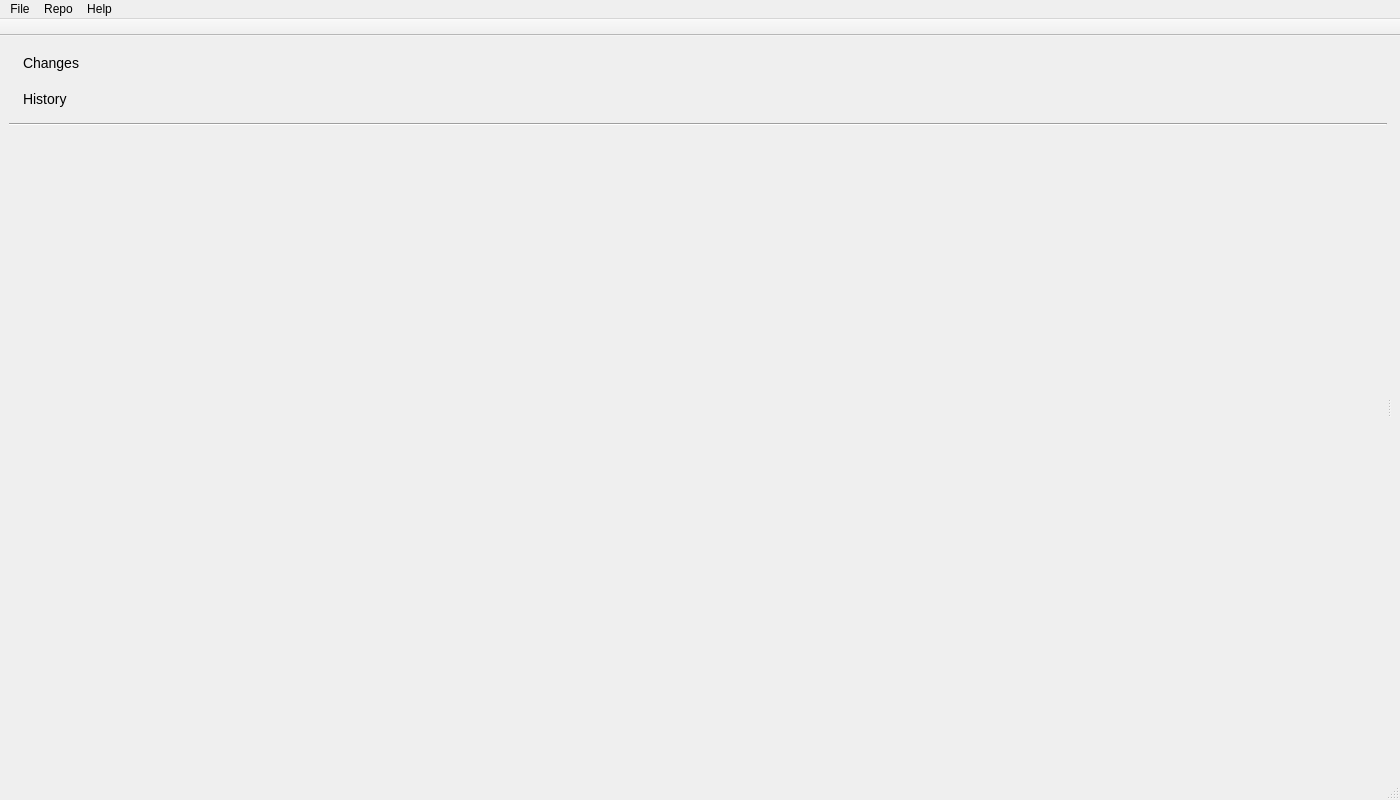
First picture: the form in src/mainwindow.ui, repository Rbcum/RepoMan, before the edit.
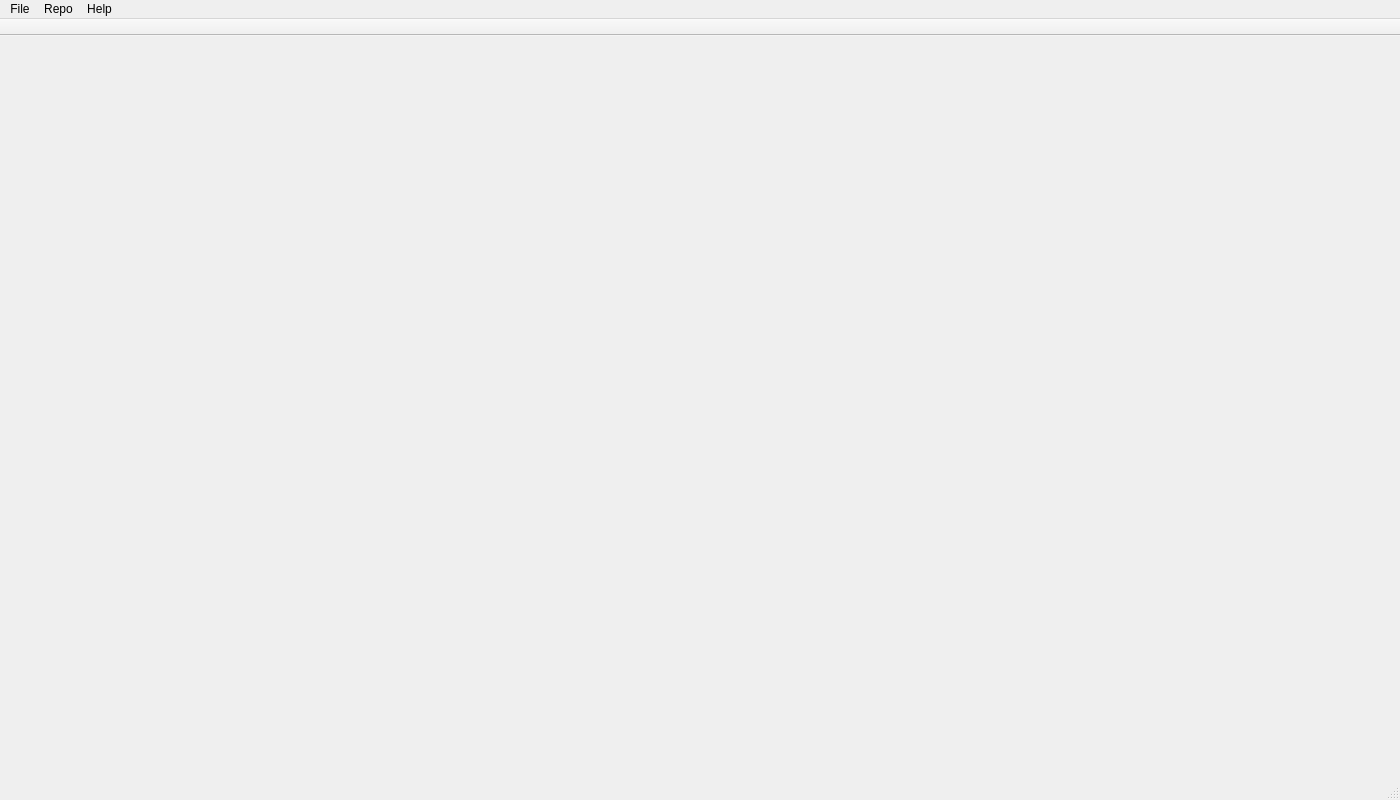
Second picture: the form after the edit. The open tabs and pages were chosen to show the change. Icons and pictures are not drawn. Custom widgets are drawn as their Qt base class.

```diff
--- a/src/mainwindow.ui
+++ b/src/mainwindow.ui
@@ -15,194 +15,63 @@
   </property>
   <widget class="QWidget" name="centralwidget">
    <layout class="QVBoxLayout" name="verticalLayout_8">
+    <property name="leftMargin">
+     <number>0</number>
+    </property>
+    <property name="topMargin">
+     <number>0</number>
+    </property>
+    <property name="rightMargin">
+     <number>0</number>
+    </property>
+    <property name="bottomMargin">
+     <number>0</number>
+    </property>
     <item>
-     <widget class="QSplitter" name="centerSplitter">
-      <property name="orientation">
-       <enum>Qt::Horizontal</enum>
-      </property>
-      <property name="childrenCollapsible">
-       <bool>false</bool>
-      </property>
-      <widget class="QWidget" name="verticalLayoutWidget_2">
-       <layout class="QVBoxLayout" name="verticalLayout_2">
-        <item>
-         <layout class="QVBoxLayout" name="modeLayout">
-          <property name="spacing">
-           <number>0</number>
-          </property>
-          <item>
-           <widget class="QPushButton" name="changesModeBtn">
-            <property name="minimumSize">
-             <size>
-              <width>0</width>
-              <height>36</height>
-             </size>
-            </property>
-            <property name="font">
-             <font>
-              <pointsize>-1</pointsize>
-              <bold>false</bold>
-             </font>
-            </property>
-            <property name="styleSheet">
-             <string notr="true">QPushButton{
-	border:none;
-	outline: none;
-	text-align: left;
-	padding-left: 14px;
-	font-size: 14px;
+     <widget class="TabWidgetEx" name="tabWidget">
+      <property name="styleSheet">
+       <string notr="true">QTabBar::tab {
+    min-width: 20ex;
 }
-QPushButton:checked{
-	background:LightGray;
-}</string>
-            </property>
-            <property name="text">
-             <string>Changes</string>
-            </property>
-            <property name="icon">
-             <iconset resource="resources.qrc">
-              <normaloff>:/resources/action_changes.svg</normaloff>:/resources/action_changes.svg</iconset>
-            </property>
-            <property name="iconSize">
-             <size>
-              <width>24</width>
-              <height>24</height>
-             </size>
-            </property>
-            <property name="checkable">
-             <bool>true</bool>
-            </property>
-            <property name="checked">
-             <bool>false</bool>
-            </property>
-            <property name="autoExclusive">
-             <bool>true</bool>
-            </property>
-            <property name="flat">
-             <bool>false</bool>
-            </property>
-           </widget>
-          </item>
-          <item>
-           <widget class="QPushButton" name="historyModeBtn">
-            <property name="minimumSize">
-             <size>
-              <width>0</width>
-              <height>36</height>
-             </size>
-            </property>
-            <property name="font">
-             <font>
-              <pointsize>-1</pointsize>
-              <bold>false</bold>
-             </font>
-            </property>
-            <property name="styleSheet">
-             <string notr="true">QPushButton{
-	border:none;
-	outline: none;
-	text-align: left;
-	padding-left: 14px;
-	font-size: 14px;
+
+QTabBar::close-button {
+    image: url(:/resources/icon_close.svg);
+    padding: 2px;
+    subcontrol-position: right;
 }
-QPushButton:checked{
-	background:LightGray;
-}</string>
-            </property>
-            <property name="text">
-             <string>History</string>
-            </property>
-            <property name="icon">
-             <iconset resource="resources.qrc">
-              <normaloff>:/resources/action_history.svg</normaloff>:/resources/action_history.svg</iconset>
-            </property>
-            <property name="iconSize">
-             <size>
-              <width>24</width>
-              <height>24</height>
-             </size>
-            </property>
-            <property name="checkable">
-             <bool>true</bool>
-            </property>
-            <property name="autoExclusive">
-             <bool>true</bool>
-            </property>
-           </widget>
-          </item>
-         </layout>
-        </item>
-        <item>
-         <widget class="Line" name="line">
-          <property name="orientation">
-           <enum>Qt::Horizontal</enum>
-          </property>
-         </widget>
-        </item>
-        <item>
-         <widget class="RefTreeView" name="refTreeView">
-          <property name="contextMenuPolicy">
-           <enum>Qt::CustomContextMenu</enum>
-          </property>
-          <property name="autoFillBackground">
-           <bool>false</bool>
-          </property>
-          <property name="styleSheet">
-           <string notr="true">QTreeView {
-		background-color: #EFEFEF;
+
+QTabBar::close-button:hover {
+    background-color: #DDD;
 }
-QTreeView::item { 
-	height: 28px;
-}
-QTreeView::item:focus {
-	border:none;
-}
-QTreeView::item:selected {
-	background: LightGray;
-}
-QTreeView::branch:selected {
-    background: LightGray;
+
+QTabBar::close-button:pressed {
+    background-color: #CCC;
 }</string>
-          </property>
-          <property name="frameShape">
-           <enum>QFrame::NoFrame</enum>
-          </property>
-          <property name="frameShadow">
-           <enum>QFrame::Sunken</enum>
-          </property>
-          <property name="editTriggers">
-           <set>QAbstractItemView::NoEditTriggers</set>
-          </property>
-          <property name="indentation">
-           <number>10</number>
-          </property>
-          <attribute name="headerVisible">
-           <bool>false</bool>
-          </attribute>
-         </widget>
-        </item>
-       </layout>
-      </widget>
-      <widget class="QWidget" name="verticalLayoutWidget_3">
-       <layout class="QVBoxLayout" name="verticalLayout_5">
-        <item>
-         <widget class="QStackedWidget" name="rightPanel">
-          <property name="styleSheet">
-           <string notr="true"/>
-          </property>
-          <property name="currentIndex">
-           <number>1</number>
-          </property>
-          <widget class="QWidget" name="page">
-           <property name="styleSheet">
-            <string notr="true"/>
-           </property>
-          </widget>
-          <widget class="QWidget" name="page_2"/>
-         </widget>
-        </item>
-       </layout>
-      </widget>
+      </property>
+      <property name="tabShape">
+       <enum>QTabWidget::Rounded</enum>
+      </property>
+      <property name="currentIndex">
+       <number>-1</number>
+      </property>
+      <property name="iconSize">
+       <size>
+        <width>16</width>
+        <height>16</height>
+       </size>
+      </property>
+      <property name="elideMode">
+       <enum>Qt::ElideLeft</enum>
+      </property>
+      <property name="documentMode">
+       <bool>true</bool>
+      </property>
+      <property name="tabsClosable">
+       <bool>true</bool>
+      </property>
+      <property name="movable">
+       <bool>true</bool>
+      </property>
      </widget>
     </item>
    </layout>
@@ -300,9 +169,10 @@
  </widget>
  <customwidgets>
   <customwidget>
-   <class>RefTreeView</class>
-   <extends>QTreeView</extends>
-   <header>widgets/reftreeview.h</header>
+   <class>TabWidgetEx</class>
+   <extends>QTabWidget</extends>
+   <header>widgets/tabwidgetex.h</header>
+   <container>1</container>
   </customwidget>
  </customwidgets>
  <resources>
```
Left out of the diff: 4 changed lines with no effect on the pictures.
